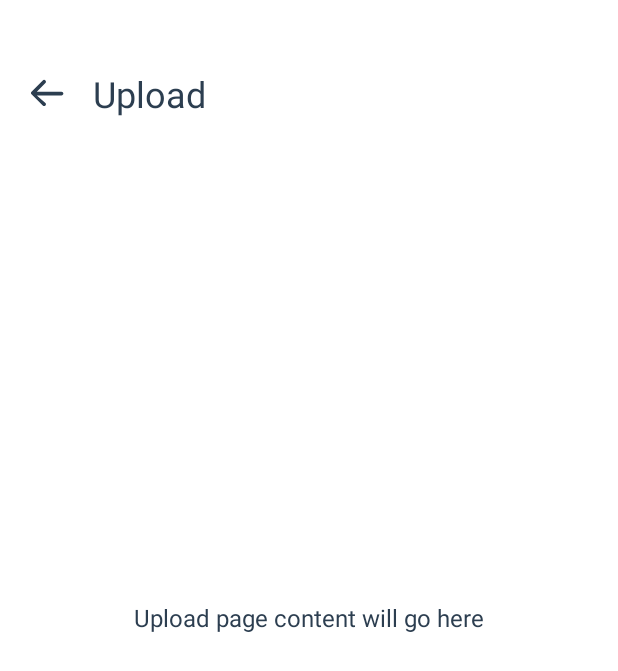
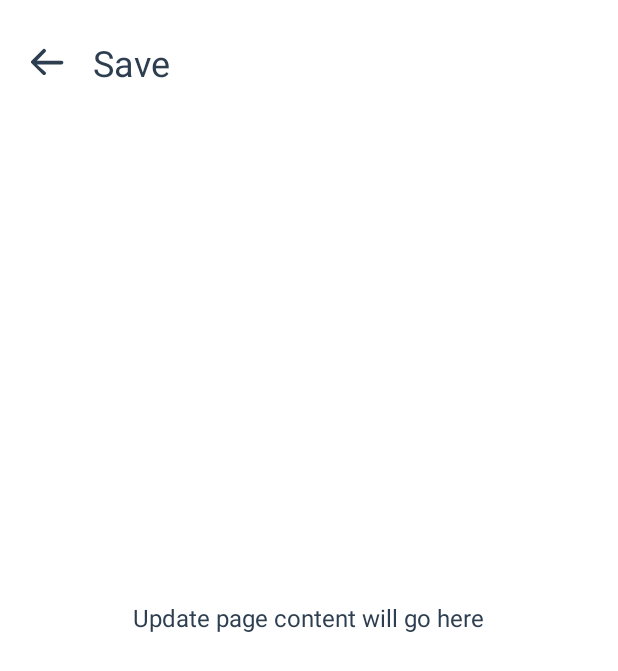
Before and after one commit to ParagDas2315/goapolicehackathon, an Android app: the UploadActivity screen opened directly, with no data from a screen before it, on a phone screen of 412 x 824 dp. Shown: the top 671 px of the screen. Run offline under Robolectric (Android 15) with nearby library versions, the phone set to English and light mode, and no system bars.

Commit message:
Minor UI changes

```diff
--- a/app/src/main/res/layout/activity_upload.xml
+++ b/app/src/main/res/layout/activity_upload.xml
@@ -12,7 +12,7 @@
         android:layout_height="wrap_content"
         android:orientation="horizontal"
         android:gravity="center_vertical"
-        android:layout_marginTop="30dp">
+        android:layout_marginTop="9dp">
 
         <!-- Back Arrow Button -->
         <ImageView
@@ -26,19 +26,19 @@
 
         <!-- Title -->
         <TextView
-            android:id="@+id/upload_title"
+            android:id="@+id/update_title"
             android:layout_width="wrap_content"
             android:layout_height="wrap_content"
-            android:text="Upload"
+            android:text="Save"
             android:textSize="24sp"
             android:textColor="#2C3E50"/>
     </LinearLayout>
 
-    <!-- Placeholder for upload content -->
+    <!-- Placeholder for update content -->
     <TextView
         android:layout_width="wrap_content"
         android:layout_height="wrap_content"
-        android:text="Upload page content will go here"
+        android:text="Update page content will go here"
         android:textSize="16sp"
         android:textColor="#2C3E50"
         android:layout_centerInParent="true"/>
```
Also changed, not shown: app/src/main/res/layout/activity_settings.xml (+6 -4 lines).
